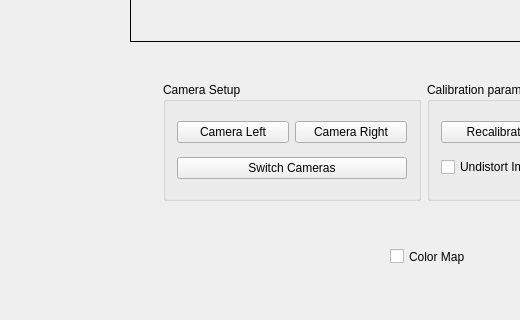
This is VR_interfaz/mainwindow.ui in richardseba/TFG-Code as Qt 5 draws it before an edit; both pictures show x 0 to 520 and y 439 to 759 of the 1355 by 759 pixel window. The edited form follows.
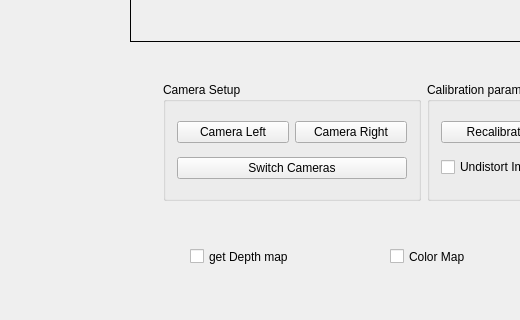
This is the edited form.

Diff of the .ui file:
```diff
--- a/VR_interfaz/mainwindow.ui
+++ b/VR_interfaz/mainwindow.ui
@@ -332,6 +332,19 @@
      <string>Color Map</string>
     </property>
    </widget>
+   <widget class="QCheckBox" name="checkBox_getDepthMap">
+    <property name="geometry">
+     <rect>
+      <x>190</x>
+      <y>680</y>
+      <width>181</width>
+      <height>31</height>
+     </rect>
+    </property>
+    <property name="text">
+     <string>get Depth map</string>
+    </property>
+   </widget>
    <zorder>label_display1</zorder>
    <zorder>label_display2</zorder>
    <zorder>layoutWidget</zorder>
```
Left out of the diff: 1 changed line with no effect on the pictures.
